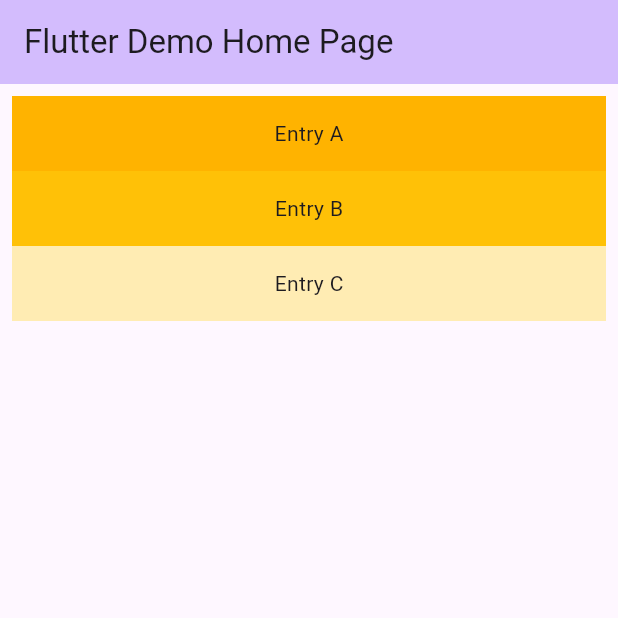
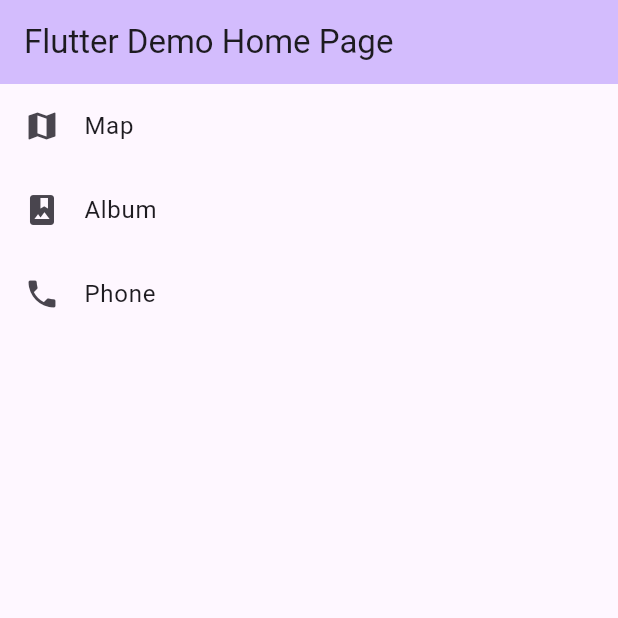
Before and after one commit to manelk/flutter_widgets, a Flutter app: the screen it shows after launch, on a phone screen of 412 x 824 dp, the top half of it. Run offline on Flutter 3.47's test engine with Material 2 defaults, Android fonts, the phone set to English and light mode, and no system bars.

Commit message:
ListViewExample3: ListView + ListTile

```diff
--- /dev/null
+++ b/lib/list_view_example3.dart
@@ -0,0 +1,30 @@
+import 'package:flutter/material.dart';
+
+class ListViewExample3 extends StatefulWidget {
+  const ListViewExample3({Key? key}) : super(key: key);
+
+  @override
+  State<ListViewExample3> createState() => _ListViewExample3State();
+}
+
+class _ListViewExample3State extends State<ListViewExample3> {
+  @override
+  Widget build(BuildContext context) {
+    return ListView(
+      children: const <Widget>[
+        ListTile(
+          leading: Icon(Icons.map),
+          title: Text('Map'),
+        ),
+        ListTile(
+          leading: Icon(Icons.photo_album),
+          title: Text('Album'),
+        ),
+        ListTile(
+          leading: Icon(Icons.phone),
+          title: Text('Phone'),
+        ),
+      ],
+    );
+  }
+}
--- a/lib/main.dart
+++ b/lib/main.dart
@@ -2,6 +2,7 @@ import 'package:flutter/material.dart';
 
 import 'list_view_example1.dart';
 import 'list_view_example2.dart';
+import 'list_view_example3.dart';
 
 void main() {
   runApp(const MyApp());
@@ -46,7 +47,7 @@ class _MyHomePageState extends State<MyHomePage> {
       ),
 
       /// body: the primary content of the scaffold, here we used a container widget
-      body: ListViewExample1(),
+      body: const ListViewExample3(),
     );
   }
 }
```
